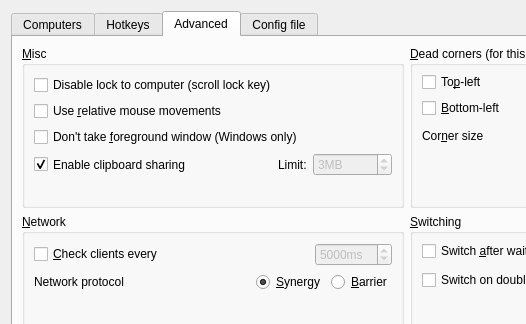
deskflow/deskflow, file src/apps/deskflow-gui/dialogs/ServerConfigDialog.ui: the form before one commit; both pictures show x 0 to 526 and y 0 to 324 of the 814 by 588 pixel window.
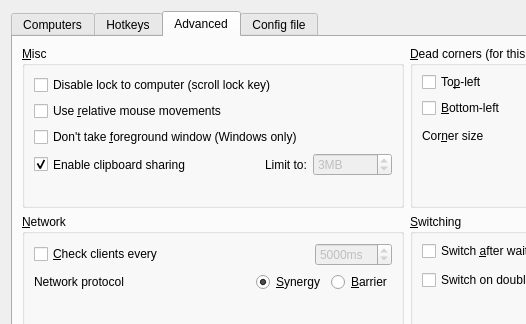
The form after the commit. The open tabs and pages were chosen to show the change. Icons and pictures are not drawn. Custom widgets are drawn as their Qt base class.

Commit message: fixes #7695 adjust the serverconfig clipboard max size label

The edit to the form file:
```diff
--- a/src/apps/deskflow-gui/dialogs/ServerConfigDialog.ui
+++ b/src/apps/deskflow-gui/dialogs/ServerConfigDialog.ui
@@ -488,7 +488,7 @@
             <item>
              <widget class="QLabel" name="label_7">
               <property name="text">
-               <string>Limit:</string>
+               <string>Limit to:</string>
               </property>
              </widget>
             </item>
```
